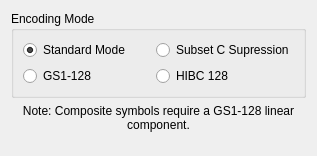
Before: the Qt Designer form frontend_qt/grpC128.ui in zint/zint, drawn with Qt 5.
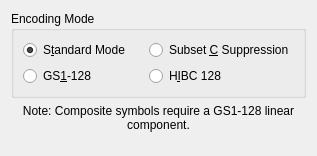
After: the same form once the commit is applied.

```diff
--- a/frontend_qt/grpC128.ui
+++ b/frontend_qt/grpC128.ui
@@ -32,7 +32,7 @@
       <item row="0" column="0">
        <widget class="QRadioButton" name="radC128Stand">
         <property name="text">
-         <string>Standard Mode</string>
+         <string>S&amp;tandard Mode</string>
         </property>
         <property name="checked">
          <bool>true</bool>
@@ -42,21 +42,21 @@
       <item row="0" column="1">
        <widget class="QRadioButton" name="radC128CSup">
         <property name="text">
-         <string>Subset C Supression</string>
+         <string>Subset &amp;C Suppression</string>
         </property>
        </widget>
       </item>
       <item row="1" column="0">
        <widget class="QRadioButton" name="radC128EAN">
         <property name="text">
-         <string>GS1-128</string>
+         <string>GS&amp;1-128</string>
         </property>
        </widget>
       </item>
       <item row="1" column="1">
        <widget class="QRadioButton" name="radC128HIBC">
         <property name="text">
-         <string>HIBC 128</string>
+         <string>H&amp;IBC 128</string>
         </property>
        </widget>
       </item>
```
